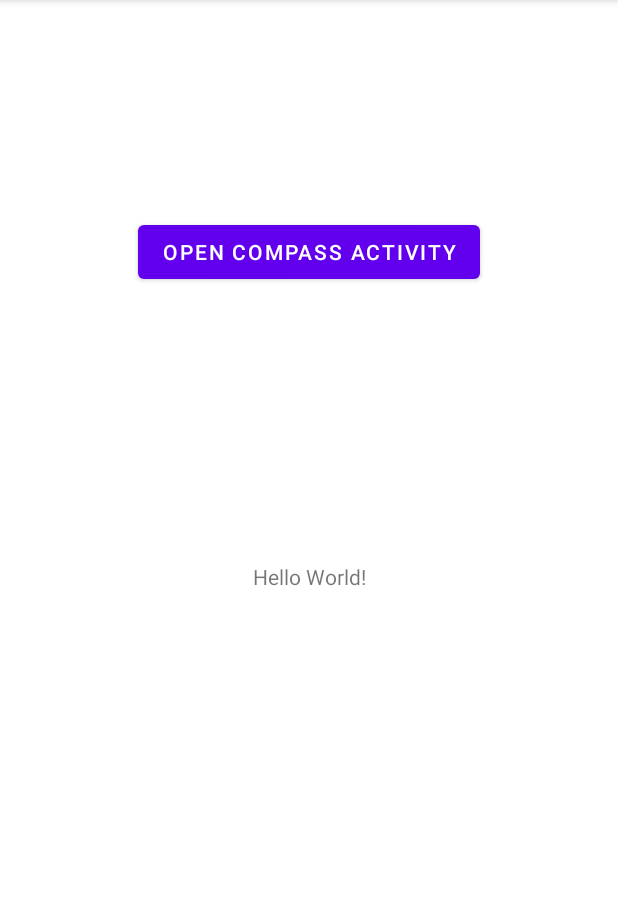
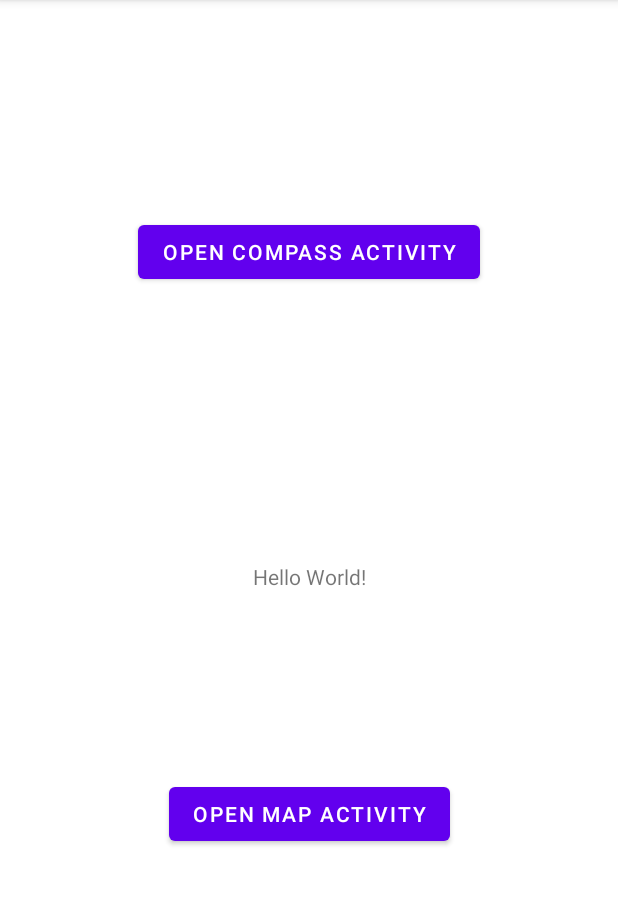
Before and after one commit to jhk-98/CompassAppWiBtn, an Android app: the screen it shows after launch (MainActivity), on a phone screen of 412 x 824 dp, the part 84-989 px from its top. Run offline under Robolectric (Android 15) with nearby library versions, the phone set to English and light mode, and no system bars.

```diff
--- a/app/build.gradle
+++ b/app/build.gradle
@@ -33,6 +33,8 @@ dependencies {
     implementation 'androidx.appcompat:appcompat:1.2.0'
     implementation 'com.google.android.material:material:1.3.0'
     implementation 'androidx.constraintlayout:constraintlayout:2.0.4'
+    implementation 'com.google.android.gms:play-services-maps:17.0.0'
+    implementation 'com.google.android.gms:play-services-location:18.0.0'
     testImplementation 'junit:junit:4.+'
     androidTestImplementation 'androidx.test.ext:junit:1.1.2'
     androidTestImplementation 'androidx.test.espresso:espresso-core:3.3.0'
--- a/app/src/main/java/com/example/compassappwibtn/MainActivity.java
+++ b/app/src/main/java/com/example/compassappwibtn/MainActivity.java
@@ -7,9 +7,11 @@ import android.os.Bundle;
 import android.view.View;
 import android.widget.Button;
 
+import java.util.Map;
+
 public class MainActivity extends AppCompatActivity implements View.OnClickListener {
 
-    Button btnOpenCompass;
+    Button btnOpenCompass, btnOpenMap;
     Intent compassActivity;
 
     @Override
@@ -18,8 +20,11 @@ public class MainActivity extends AppCompatActivity implements View.OnClickListe
         setContentView(R.layout.activity_main);
 
         btnOpenCompass = findViewById(R.id.btnOpenCompassView);
+        btnOpenMap = findViewById(R.id.btnMap);
 
         btnOpenCompass.setOnClickListener(this);
+        btnOpenMap.setOnClickListener(this);
+
 
     }
 
@@ -28,7 +33,12 @@ public class MainActivity extends AppCompatActivity implements View.OnClickListe
         switch(v.getId()){
             case R.id.btnOpenCompassView:
                 compassActivity = new Intent(this, CompassActivity.class);
-                startActivity(compassActivity); break;
+                startActivity(compassActivity);
+                break;
+            case R.id.btnMap:
+                Intent intent = new Intent(this,MapsActivity.class);
+                startActivity(intent);
+                break;
             default:
                 break;
         }
--- a/app/src/main/res/layout/activity_main.xml
+++ b/app/src/main/res/layout/activity_main.xml
@@ -24,6 +24,16 @@
         android:text="Open Compass Activity"
         app:layout_constraintEnd_toEndOf="parent"
         app:layout_constraintStart_toStartOf="parent"
-        app:layout_constraintTop_toTopOf="parent"/>
+        app:layout_constraintTop_toTopOf="parent" />
+
+    <Button
+        android:id="@+id/btnMap"
+        android:layout_width="wrap_content"
+        android:layout_height="wrap_content"
+        android:layout_marginBottom="201dp"
+        android:text="Open Map Activity"
+        app:layout_constraintBottom_toBottomOf="parent"
+        app:layout_constraintEnd_toEndOf="parent"
+        app:layout_constraintStart_toStartOf="parent" />
 
 </androidx.constraintlayout.widget.ConstraintLayout>
--- a/app/src/main/res/values/strings.xml
+++ b/app/src/main/res/values/strings.xml
@@ -1,3 +1,4 @@
 <resources>
     <string name="app_name">CompassAppWiBtn</string>
+    <string name="title_activity_maps">Map</string>
 </resources>
```
Also changed, not shown: app/src/debug/res/values/google_maps_api.xml (added, +24 -0 lines), app/src/main/AndroidManifest.xml (+26 -1 lines), app/src/main/java/com/example/compassappwibtn/MapsActivity.java (added, +46 -0 lines), app/src/main/res/layout/activity_maps.xml (added, +9 -0 lines), 1 other file.
